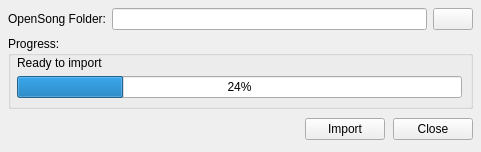
First picture: the form in openlp/resources/forms/opensongimportform.ui, repository zonArt/openlp, before the edit.
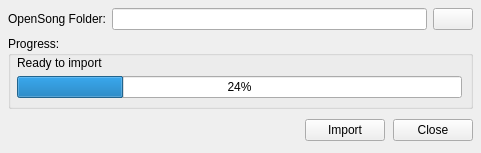
Second picture: the form after the edit. Icons and pictures are not drawn.

What changed in the file:
```diff
--- a/openlp/resources/forms/opensongimportform.ui
+++ b/openlp/resources/forms/opensongimportform.ui
@@ -6,7 +6,7 @@
     <x>0</x>
     <y>0</y>
     <width>481</width>
-    <height>152</height>
+    <height>153</height>
    </rect>
   </property>
   <property name="windowTitle" >
```
Left out of the diff: 4 changed lines with no effect on the pictures.
